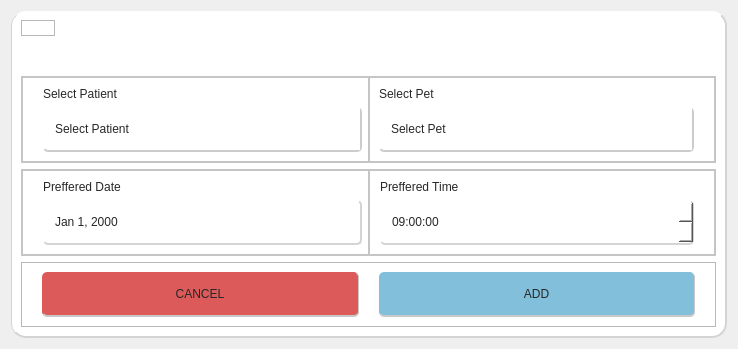
Above: Frontend/addAppointmentCard.ui from DreddVDomasian/Petmate-Desktop-Application before the change. Below: the same form after it.
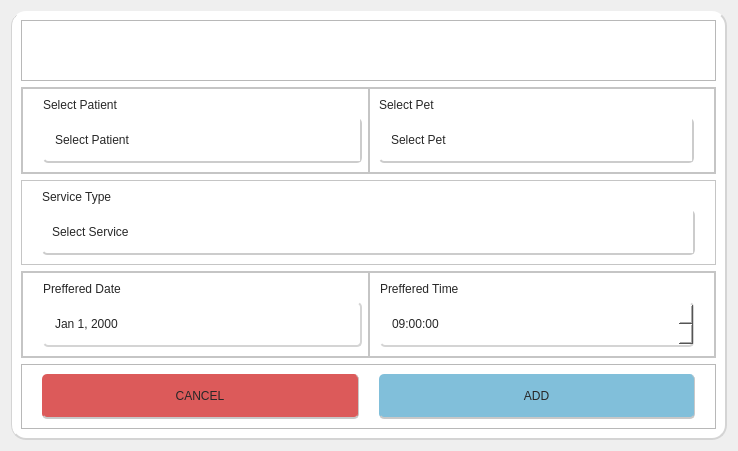
That is the form after the change. Icons and pictures are not drawn.

Commit message:
Add service name to walk-in appointments
Introduces a 'service_name' field to the WalkInAppointment model and updates related backend and frontend logic to support service selection and display. Also adds a reminders API endpoint, improves UI for appointment and reminder cards, and ensures walk-in appointments reload after patient updates.

Patch:
```diff
--- a/Frontend/addAppointmentCard.ui
+++ b/Frontend/addAppointmentCard.ui
@@ -7,7 +7,7 @@
     <x>0</x>
     <y>0</y>
     <width>738</width>
-    <height>349</height>
+    <height>451</height>
    </rect>
   </property>
   <property name="windowTitle">
@@ -32,7 +32,7 @@
       <enum>QFrame::Raised</enum>
      </property>
      <layout class="QVBoxLayout" name="verticalLayout_3">
-      <item alignment="Qt::AlignLeft|Qt::AlignTop">
+      <item>
        <widget class="QFrame" name="frame">
         <property name="frameShape">
          <enum>QFrame::StyledPanel</enum>
@@ -56,7 +56,7 @@
          <property name="bottomMargin">
           <number>0</number>
          </property>
-         <item>
+         <item alignment="Qt::AlignLeft">
           <widget class="QPushButton" name="closePopUpBtn">
            <property name="styleSheet">
             <string notr="true">border:none;
@@ -429,6 +429,245 @@
         </layout>
        </widget>
       </item>
+      <item>
+       <widget class="QFrame" name="frame_63">
+        <property name="sizePolicy">
+         <sizepolicy hsizetype="Expanding" vsizetype="Fixed">
+          <horstretch>0</horstretch>
+          <verstretch>0</verstretch>
+         </sizepolicy>
+        </property>
+        <property name="styleSheet">
+         <string notr="true">background-color:rgb(255, 255, 255);
+font: 57 12pt &quot;Montserrat Medium&quot;;
+color:rgb(39, 39, 39);</string>
+        </property>
+        <property name="frameShape">
+         <enum>QFrame::StyledPanel</enum>
+        </property>
+        <property name="frameShadow">
+         <enum>QFrame::Raised</enum>
+        </property>
+        <layout class="QVBoxLayout" name="verticalLayout_54">
+         <property name="leftMargin">
+          <number>20</number>
+         </property>
+         <property name="rightMargin">
+          <number>20</number>
+         </property>
+         <property name="bottomMargin">
+          <number>9</number>
+         </property>
+         <item>
+          <widget class="QLabel" name="label_137">
+           <property name="styleSheet">
+            <string notr="true">font: 63 12pt &quot;Montserrat SemiBold&quot;;
+color:rgb(39, 39, 39);</string>
+           </property>
+           <property name="text">
+            <string>Service Type</string>
+           </property>
+          </widget>
+         </item>
+         <item>
+          <widget class="QComboBox" name="serviceTypeComboBox">
+           <property name="sizePolicy">
+            <sizepolicy hsizetype="Expanding" vsizetype="Fixed">
+             <horstretch>0</horstretch>
+             <verstretch>0</verstretch>
+            </sizepolicy>
+           </property>
+           <property name="minimumSize">
+            <size>
+             <width>174</width>
+             <height>45</height>
+            </size>
+           </property>
+           <property name="focusPolicy">
+            <enum>Qt::NoFocus</enum>
+           </property>
+           <property name="styleSheet">
+            <string notr="true">QComboBox {
+    border-right: 2px solid #cccccc;
+    border-bottom: 2px solid #cccccc;
+    border-radius: 5px;
+	font: 57 12pt &quot;Montserrat Medium&quot;;
+	color:rgb(39, 39, 39);
+	padding-left: 10px;
+
+}
+QComboBox QLineEdit {
+    font: 63 12pt &quot;Montserrat SemiBold&quot;;
+    color: rgb(39, 39, 39);
+    border: none; 
+    background: transparent;
+}
+
+QComboBox::drop-down {
+    background-color: white;
+    border: none;
+}
+
+QComboBox::down-arrow {
+    image: url(:/Icons/Icons/downArrow.png);
+    width: 12px;
+    height: 12px;
+    padding-right: 10px;
+}
+
+/* Dropdown list */
+QComboBox QAbstractItemView {
+    background-color: white;
+    selection-background-color: rgb(193, 193, 193); 
+    selection-color: black;
+    font: 63 12pt &quot;Montserrat SemiBold&quot;;
+    outline: none;
+	border:1px solid rgb(209, 209, 209);
+}
+
+/* List items */
+QComboBox QAbstractItemView::item {
+    background-color: white;
+    color: black;
+    height: 25px;
+    font: 63 12pt &quot;Montserrat SemiBold&quot;;
+}
+
+QComboBox QAbstractItemView::item:hover {
+    background-color: rgb(193, 193, 193);
+    color: black;
+}
+
+/* Scrollbar inside dropdown */
+QComboBox QAbstractItemView QScrollBar:vertical {
+    background-color: transparent; /* or set a solid color */
+    width: 10px;
+    border: none;
+}
+
+QComboBox QAbstractItemView QScrollBar::handle:vertical {
+    background-color: rgb(129, 191, 218);
+    border-radius: 5px;
+    min-height: 120px;
+}
+
+QComboBox QAbstractItemView QScrollBar::handle:vertical:hover {
+    background-color: rgb(86, 127, 145);
+}
+
+QComboBox QAbstractItemView QScrollBar::add-line:vertical,
+QComboBox QAbstractItemView QScrollBar::sub-line:vertical {
+    height: 0px;
+    background: none;
+    border: none;
+}
+
+QComboBox QAbstractItemView QScrollBar::groove:vertical {
+    background: transparent;
+    outline: none;
+    border: none;
+}
+QComboBox QAbstractItemView QScrollBar,
+QComboBox QAbstractItemView QScrollBar::handle,
+QComboBox QAbstractItemView QScrollBar::groove {
+    outline: none;
+    border: none;
+}
+
+QComboBox QLineEdit {
+    font: 63 12pt &quot;Montserrat SemiBold&quot;;
+    color: rgb(39, 39, 39);
+    border: none; /* optional para di mag mukhang double border */
+    background: transparent;
+}</string>
+           </property>
+           <property name="editable">
+            <bool>false</bool>
+           </property>
+           <property name="currentText">
+            <string>Select Service</string>
+           </property>
+           <property name="currentIndex">
+            <number>0</number>
+           </property>
+           <property name="maxVisibleItems">
+            <number>10</number>
+           </property>
+           <item>
+            <property name="text">
+             <string>Select Service</string>
+            </property>
+           </item>
+           <item>
+            <property name="text">
+             <string>Vaccination</string>
+            </property>
+           </item>
+           <item>
+            <property name="text">
+             <string>Deworming</string>
+            </property>
+           </item>
+           <item>
+            <property name="text">
+             <string>Tick &amp; Flea Prevention</string>
+            </property>
+           </item>
+           <item>
+            <property name="text">
+             <string>Consultation</string>
+            </property>
+           </item>
+           <item>
+            <property name="text">
+             <string>Wellness Check</string>
+            </property>
+           </item>
+           <item>
+            <property name="text">
+             <string>Surgery</string>
+            </property>
+           </item>
+           <item>
+            <property name="text">
+             <string>CBC</string>
+            </property>
+           </item>
+           <item>
+            <property name="text">
+             <string>Blood Chemistry</string>
+            </property>
+           </item>
+           <item>
+            <property name="text">
+             <string>Progesterone test</string>
+            </property>
+           </item>
+           <item>
+            <property name="text">
+             <string>Pregnancy test</string>
+            </property>
+           </item>
+           <item>
+            <property name="text">
+             <string>Diagnostic Microscopy</string>
+            </property>
+           </item>
+           <item>
+            <property name="text">
+             <string>Urinalysis</string>
+            </property>
+           </item>
+           <item>
+            <property name="text">
+             <string>Antigen/Antibody</string>
+            </property>
+           </item>
+          </widget>
+         </item>
+        </layout>
+       </widget>
+      </item>
       <item>
        <widget class="QFrame" name="frame_3">
         <property name="styleSheet">
```
The commit also changes 9 other files.
